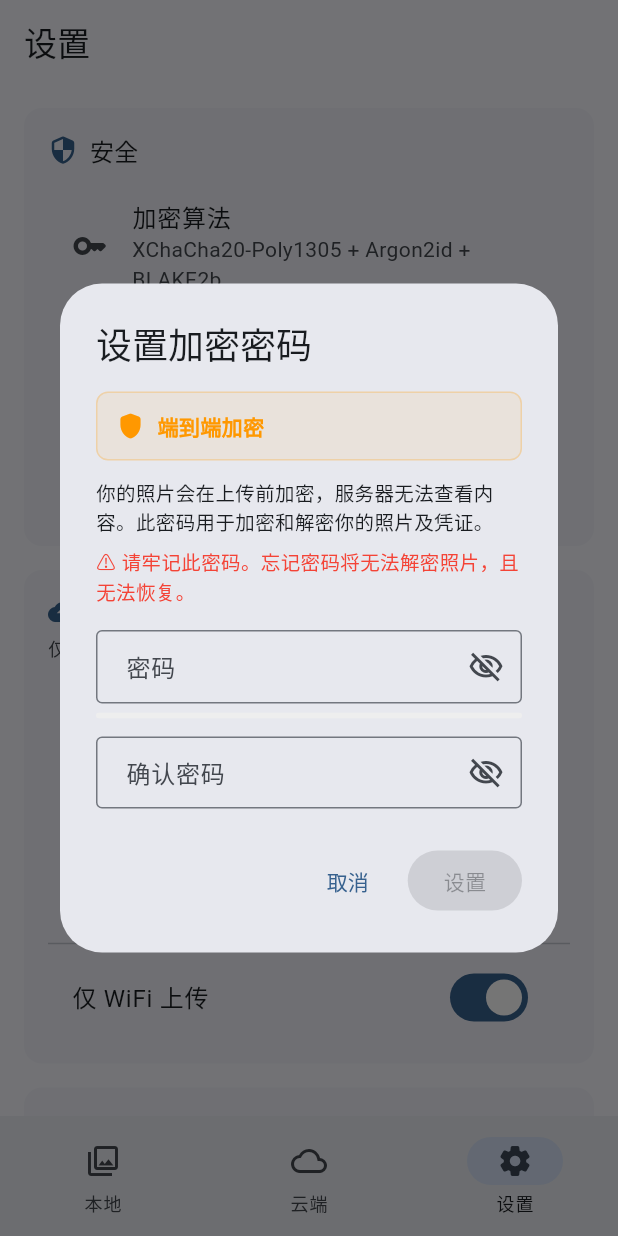
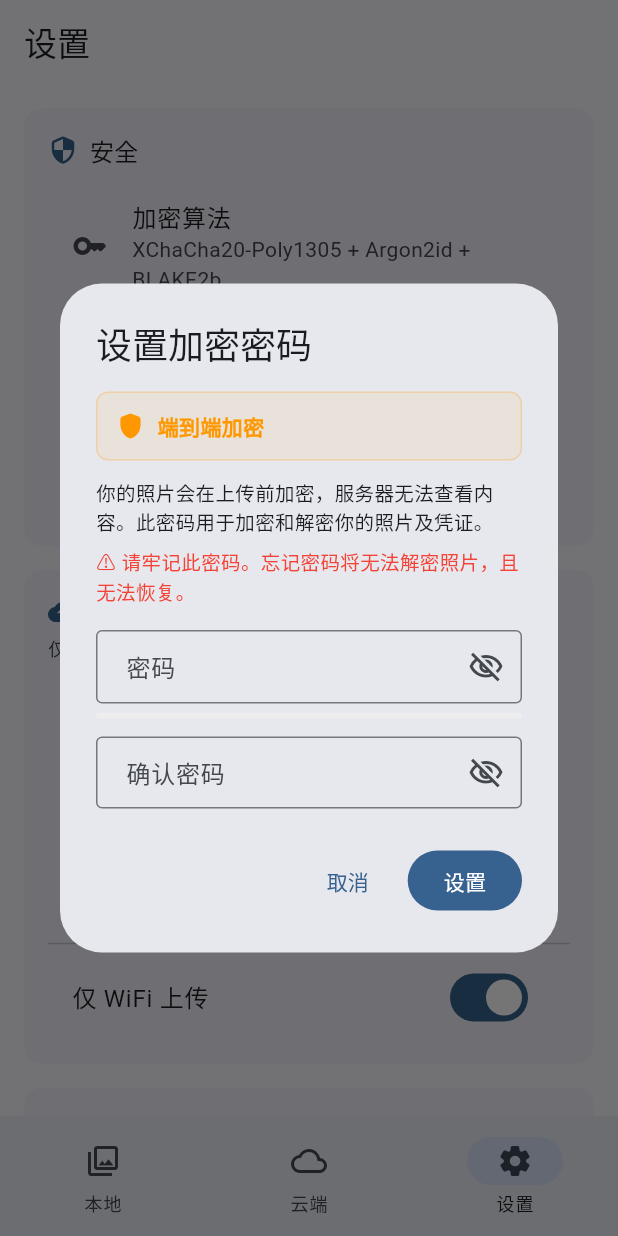
Before and after one commit to kungf/enpix, a Flutter app: the screen it shows after launch, item 3 of the bottom bar chosen, after a tap on "设置密码", on a phone screen of 412 x 824 dp. Run offline on Flutter 3.47's test engine with Material 3 defaults, Android fonts, the phone set to English and light mode, and no system bars; our stand-ins replace dio, flutter_riverpod, flutter_secure_storage; missing offline and left inert: cryptography, photo_manager.

Commit message:
feat: inline password validation and auto-unlock UI refresh
- Password setup: button always clickable, errors shown inline in dialog
- Validation: '密码至少需要 8 位', '两次输入的密码不一致'
- Auto-unlock: SettingsScreen reloads state after KEK session activates
- Password visibility toggle on all password fields

```diff
--- a/lib/app.dart
+++ b/lib/app.dart
@@ -41,6 +41,7 @@ class MainScreen extends ConsumerStatefulWidget {
 
 class _MainScreenState extends ConsumerState<MainScreen> {
   final _log = Logger('MainScreen');
+  final _settingsReload = ValueNotifier<int>(0);
   int _currentIndex = 0;
 
   @override
@@ -55,6 +56,8 @@ class _MainScreenState extends ConsumerState<MainScreen> {
     final unlocked = await credService.autoUnlock();
     if (unlocked) {
       _log.info('KEK session auto-unlocked');
+      // Notify SettingsScreen to reload (session is now active).
+      _settingsReload.value++;
     }
 
     // Run TTL cleanup after unlock.
@@ -73,7 +76,7 @@ class _MainScreenState extends ConsumerState<MainScreen> {
     return <Widget>[
       supportsPhotos ? const LocalGalleryScreen() : const _TabScreen(title: '本地', icon: Icons.photo_library_rounded, color: Colors.blue),
       CloudGalleryScreen(onNavigateToSettings: () => setState(() => _currentIndex = 2)),
-      const SettingsScreen(),
+      SettingsScreen(reloadNotifier: _settingsReload),
     ];
   }
 
--- a/lib/presentation/screens/settings/settings_screen.dart
+++ b/lib/presentation/screens/settings/settings_screen.dart
@@ -6,7 +6,8 @@ import '../../../services/providers.dart';
 import '../../../services/ttl/ttl_config.dart';
 
 class SettingsScreen extends ConsumerStatefulWidget {
-  const SettingsScreen({super.key});
+  final ValueNotifier<int>? reloadNotifier;
+  const SettingsScreen({super.key, this.reloadNotifier});
   @override
   ConsumerState<SettingsScreen> createState() => _SettingsScreenState();
 }
@@ -37,10 +38,14 @@ class _SettingsScreenState extends ConsumerState<SettingsScreen> {
     super.initState();
     _credService = ref.read(credentialServiceProvider);
     _loadState();
+    widget.reloadNotifier?.addListener(_onReload);
   }
+
+  void _onReload() => _loadState();
 
   @override
   void dispose() {
+    widget.reloadNotifier?.removeListener(_onReload);
     _endpointCtrl.dispose(); _bucketCtrl.dispose(); _regionCtrl.dispose();
     _accessKeyCtrl.dispose(); _secretKeyCtrl.dispose();
     super.dispose();
@@ -136,7 +141,17 @@ class _SettingsScreenState extends ConsumerState<SettingsScreen> {
     var strength = _Strength.none;
     var obscurePw = true;
     var obscureConfirm = true;
-    showDialog(context: ctx, builder: (dialogContext) => StatefulBuilder(builder: (dialogContext, dialogSetState) => AlertDialog(title: const Text('设置加密密码'), content: Column(mainAxisSize: MainAxisSize.min, crossAxisAlignment: CrossAxisAlignment.start, children: [
+    String? errorText;
+    showDialog(context: ctx, builder: (dialogContext) => StatefulBuilder(builder: (dialogContext, dialogSetState) {
+      String? validate() {
+        final pw = passwordCtrl.text;
+        if (pw.isEmpty) return null;
+        if (pw.length < 8) return '密码至少需要 8 位';
+        if (pw != confirmCtrl.text && confirmCtrl.text.isNotEmpty) return '两次输入的密码不一致';
+        return null;
+      }
+
+      return AlertDialog(title: const Text('设置加密密码'), content: Column(mainAxisSize: MainAxisSize.min, crossAxisAlignment: CrossAxisAlignment.start, children: [
         Container(
           padding: const EdgeInsets.all(12),
           decoration: BoxDecoration(
@@ -155,13 +170,28 @@ class _SettingsScreenState extends ConsumerState<SettingsScreen> {
         const SizedBox(height: 8),
         const Text('⚠️ 请牢记此密码。忘记密码将无法解密照片，且无法恢复。', style: TextStyle(fontSize: 13, fontWeight: FontWeight.w500, color: Colors.red)),
         const SizedBox(height: 16),
-      TextField(controller: passwordCtrl, obscureText: obscurePw, decoration: InputDecoration(labelText: '密码', hintText: '建议大小写字母+数字+符号', border: const OutlineInputBorder(), suffixIcon: IconButton(icon: Icon(obscurePw ? Icons.visibility_off_outlined : Icons.visibility_outlined), onPressed: () => dialogSetState(() => obscurePw = !obscurePw))), onChanged: (_) => dialogSetState(() => strength = _calc(passwordCtrl.text))),
+        TextField(controller: passwordCtrl, obscureText: obscurePw, decoration: InputDecoration(labelText: '密码', hintText: '建议大小写字母+数字+符号', border: const OutlineInputBorder(), suffixIcon: IconButton(icon: Icon(obscurePw ? Icons.visibility_off_outlined : Icons.visibility_outlined), onPressed: () => dialogSetState(() => obscurePw = !obscurePw))), onChanged: (_) => dialogSetState(() { strength = _calc(passwordCtrl.text); errorText = validate(); })),
         _bar(strength), const SizedBox(height: 12),
-      TextField(controller: confirmCtrl, obscureText: obscureConfirm, decoration: InputDecoration(labelText: '确认密码', border: const OutlineInputBorder(), suffixIcon: IconButton(icon: Icon(obscureConfirm ? Icons.visibility_off_outlined : Icons.visibility_outlined), onPressed: () => dialogSetState(() => obscureConfirm = !obscureConfirm)))),
+        TextField(controller: confirmCtrl, obscureText: obscureConfirm, decoration: InputDecoration(labelText: '确认密码', border: const OutlineInputBorder(), suffixIcon: IconButton(icon: Icon(obscureConfirm ? Icons.visibility_off_outlined : Icons.visibility_outlined), onPressed: () => dialogSetState(() => obscureConfirm = !obscureConfirm))), onChanged: (_) => dialogSetState(() => errorText = validate())),
+        if (errorText != null) ...[
+          const SizedBox(height: 8),
+          Text(errorText!, style: const TextStyle(color: Colors.red, fontSize: 12)),
+        ],
       ]), actions: [
         TextButton(onPressed: () => Navigator.pop(dialogContext), child: const Text('取消')),
-      FilledButton(onPressed: passwordCtrl.text.length >= 8 && passwordCtrl.text == confirmCtrl.text ? () async { Navigator.pop(dialogContext); final kek = await _credService.setupPassphrase(passwordCtrl.text); _credService.startSession(kek); await _loadState(); if (mounted) ScaffoldMessenger.of(ctx).showSnackBar(const SnackBar(content: Text('密码已设置'), backgroundColor: Colors.green)); } : null, child: const Text('设置')),
-    ])));
+        FilledButton(onPressed: () async {
+          final pw = passwordCtrl.text;
+          final err = validate();
+          if (err != null) { dialogSetState(() => errorText = err); return; }
+          if (pw.isEmpty) { dialogSetState(() => errorText = '请输入密码'); return; }
+          Navigator.pop(dialogContext);
+          final kek = await _credService.setupPassphrase(pw);
+          _credService.startSession(kek);
+          await _loadState();
+          if (mounted) ScaffoldMessenger.of(ctx).showSnackBar(const SnackBar(content: Text('密码已设置'), backgroundColor: Colors.green));
+        }, child: const Text('设置')),
+      ]);
+    }));
   }
 
   void _unlock(BuildContext ctx) {
```
Lines whose indentation alone changed are shown as unchanged.
